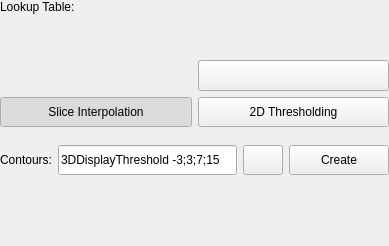
Qt form AstroVolume/Widgets/Resources/UI/qSlicerAstroScalarVolumeDisplayWidget.ui (Punzo/SlicerAstro) before a commit.
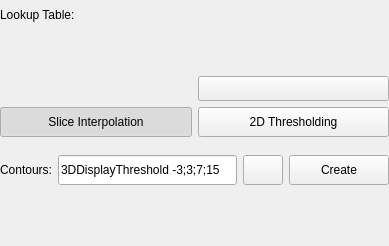
The same form after that commit. Icons and pictures are not drawn. Custom widgets are drawn as their Qt base class.

Commit message: COMP: fix backward compatibility VTK7 in qSlicerAstroScalarVolumeWidget

Diff of the .ui file:
```diff
--- a/AstroVolume/Widgets/Resources/UI/qSlicerAstroScalarVolumeDisplayWidget.ui
+++ b/AstroVolume/Widgets/Resources/UI/qSlicerAstroScalarVolumeDisplayWidget.ui
@@ -112,6 +112,12 @@
    </item>
    <item row="0" column="0">
     <widget class="QLabel" name="LookupTableLabel">
+     <property name="minimumSize">
+      <size>
+       <width>0</width>
+       <height>30</height>
+      </size>
+     </property>
      <property name="text">
       <string>Lookup Table:</string>
      </property>
@@ -119,6 +125,12 @@
    </item>
    <item row="0" column="1">
     <widget class="qMRMLColorTableComboBox" name="ColorTableComboBox">
+     <property name="minimumSize">
+      <size>
+       <width>0</width>
+       <height>30</height>
+      </size>
+     </property>
      <property name="showChildNodeTypes">
       <bool>true</bool>
      </property>
```
The commit also changes 1 other file.
